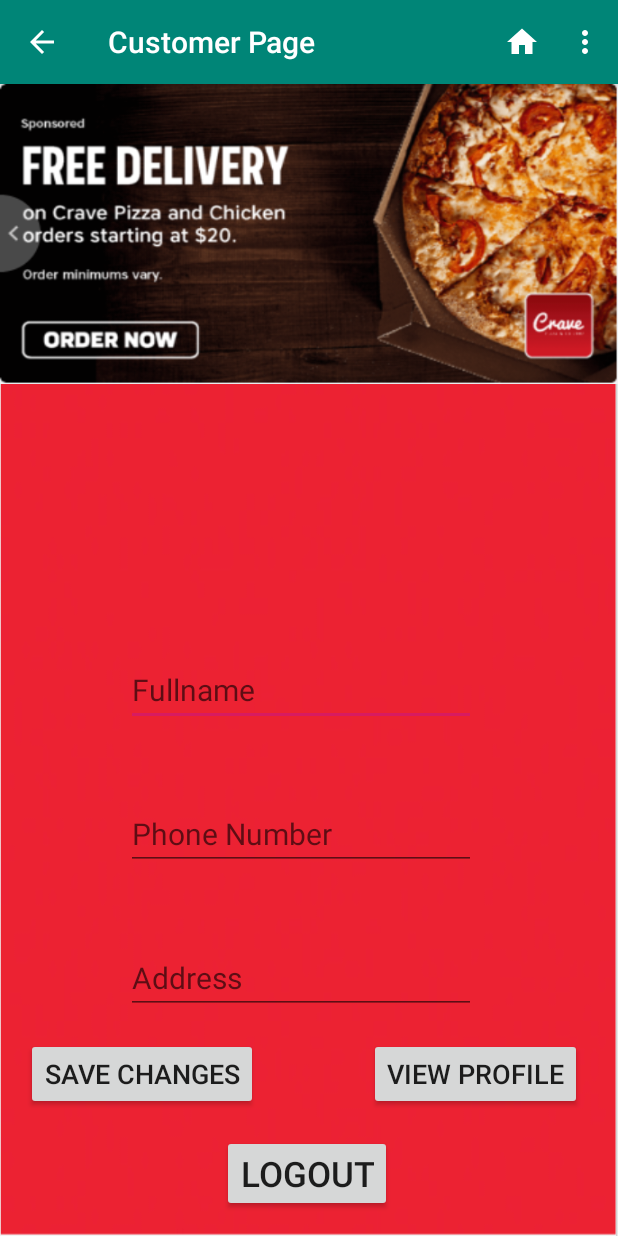
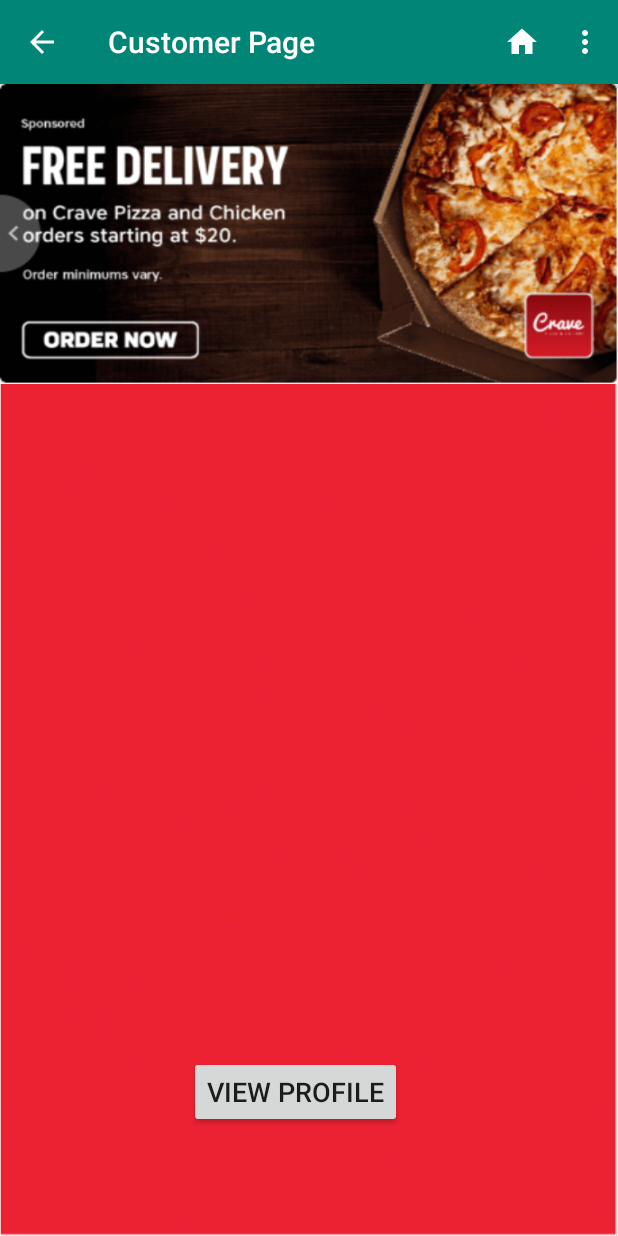
Before and after one commit to benjaminle9x/Table-Clear, an Android app: the CustomerPage screen opened directly, with no data from a screen before it, on a phone screen of 412 x 824 dp. Run offline under Robolectric (Android 15) with nearby library versions, the phone set to English and light mode, and no system bars; our stand-ins replace Firebase (no records; nobody signed in at launch, a user with empty details on screens opened directly).

Commit message:
Reordering layouts. Logout option is not a Button anymore, its an option in Menu Option.
After registering, instead of going straight to the Customer Page, the app will ask for the customer info first.

```diff
--- a/app/src/main/AndroidManifest.xml
+++ b/app/src/main/AndroidManifest.xml
@@ -11,8 +11,10 @@
         android:roundIcon="@mipmap/ic_launcher_round"
         android:supportsRtl="true"
         android:theme="@style/AppTheme.Launcher">
-        <activity android:name=".checkProfile"
-            android:parentActivityName=".CustomerPage"></activity>
+        <activity android:name=".ModifyProfile"></activity>
+        <activity
+            android:name=".checkProfile"
+            android:parentActivityName=".CustomerPage" />
         <activity android:name=".RegisterPage" />
         <activity android:name=".MainActivity">
             <intent-filter>
--- a/app/src/main/java/com/n01216688/testing/CustomerPage.java
+++ b/app/src/main/java/com/n01216688/testing/CustomerPage.java
@@ -29,11 +29,7 @@ import com.google.firebase.database.FirebaseDatabase;
 public class CustomerPage extends AppCompatActivity {
 
     ViewFlipper v_flipper;
-    Button logout, save, viewProf;
-    FirebaseDatabase database;
-    DatabaseReference myref;
-    DataStructure mData;
-    EditText name, phone, address;
+    Button viewProf;
 
     @Override
     protected void onCreate(Bundle savedInstanceState) {
@@ -45,33 +41,12 @@ public class CustomerPage extends AppCompatActivity {
         int images[] = {R.drawable.pizza,R.drawable.delivery,R.drawable.walking};
 
         v_flipper = findViewById(R.id.v_flipper);
-        logout = findViewById(R.id.logout);
-        save = findViewById(R.id.save);
-        name = findViewById(R.id.inName);
-        phone = findViewById(R.id.inPhone);
-        address = findViewById(R.id.inAdd);
         viewProf = findViewById(R.id.viewProf);
-
-        getDatabase();
 
         //For loop
         for(int i = 0; i < images.length; i++){
             flipperImages(images[i]);
         }
-
-        logout.setOnClickListener(new View.OnClickListener() {
-            @Override
-            public void onClick(View v) {
-                onBackPressed();
-            }
-        });
-
-        save.setOnClickListener(new View.OnClickListener() {
-            @Override
-            public void onClick(View v) {
-                writeData(name.getText(), phone.getText(), address.getText());
-            }
-        });
 
         viewProf.setOnClickListener(new View.OnClickListener() {
             @Override
@@ -109,6 +84,9 @@ public class CustomerPage extends AppCompatActivity {
                 return true;
             case R.id.setting:
                 openSettingScreen();
+                return true;
+            case R.id.lout:
+                onBackPressed();
                 return true;
             default:
                 return super.onOptionsItemSelected(item);
@@ -156,44 +134,6 @@ public class CustomerPage extends AppCompatActivity {
         alertDialog.show();
     }
 
-    private void getDatabase() {
-        database = FirebaseDatabase.getInstance();
-        FirebaseAuth mAuth = FirebaseAuth.getInstance();
-
-        String path = "userdata/" + mAuth.getUid();
-        myref = database.getReference(path);
-    }
-
-    private DataStructure createData(Editable name, Editable phone, Editable address){
-        Long time = System.currentTimeMillis()/1000;
-        String timestamp = time.toString();
-        return new DataStructure(String.valueOf(name),
-                        String.valueOf(phone),
-                        String.valueOf(address),
-                        timestamp);
-    }
-
-    private void writeData(Editable name, Editable phone, Editable address) {
-        DataStructure mData = createData(name,phone,address);
-        myref.push().setValue(mData).addOnSuccessListener(new OnSuccessListener<Void>() {
-            @Override
-            public void onSuccess(Void aVoid) {
-                Toast.makeText(getApplicationContext(), "Changes saved", Toast.LENGTH_LONG).show();
-                openRetrievingPage();
-            }
-        }).addOnFailureListener(new OnFailureListener() {
-            @Override
-            public void onFailure(@NonNull Exception e) {
-                Toast.makeText(getApplicationContext(), "Saving failed", Toast.LENGTH_LONG).show();
-            }
-        });
-    }
-
-    public void openRetrievingPage() {
-        Intent i3 = new Intent(CustomerPage.this,checkProfile.class);
-        startActivity(i3);
-    }
-
     public void openCheckProfile() {
         Intent i4 = new Intent(this, checkProfile.class);
         startActivity(i4);
--- a/app/src/main/res/layout/activity_customer_page.xml
+++ b/app/src/main/res/layout/activity_customer_page.xml
@@ -16,75 +16,11 @@
         app:layout_constraintTop_toTopOf="parent" />
 
     <Button
-        android:id="@+id/logout"
-        android:layout_width="wrap_content"
-        android:layout_height="wrap_content"
-        android:layout_marginStart="148dp"
-        android:layout_marginBottom="16dp"
-        android:text="Logout"
-        android:textSize="23dp"
-        app:layout_constraintBottom_toBottomOf="parent"
-        app:layout_constraintStart_toStartOf="parent" />
-
-    <EditText
-        android:id="@+id/inName"
-        android:layout_width="wrap_content"
-        android:layout_height="wrap_content"
-        android:layout_marginStart="84dp"
-        android:layout_marginBottom="340dp"
-        android:ems="10"
-        android:hint="Fullname"
-        android:inputType="textPersonName"
-        android:textColor="#F1F1F1"
-        android:textSize="20dp"
-        app:layout_constraintBottom_toBottomOf="parent"
-        app:layout_constraintStart_toStartOf="parent" />
-
-    <EditText
-        android:id="@+id/inPhone"
-        android:layout_width="wrap_content"
-        android:layout_height="wrap_content"
-        android:layout_marginStart="84dp"
-        android:layout_marginBottom="244dp"
-        android:ems="10"
-        android:hint="Phone Number"
-        android:inputType="textPersonName"
-        android:textColor="#F1F1F1"
-        android:textSize="20dp"
-        app:layout_constraintBottom_toBottomOf="parent"
-        app:layout_constraintStart_toStartOf="parent" />
-
-    <EditText
-        android:id="@+id/inAdd"
-        android:layout_width="wrap_content"
-        android:layout_height="wrap_content"
-        android:layout_marginStart="84dp"
-        android:layout_marginBottom="148dp"
-        android:ems="10"
-        android:hint="Address"
-        android:inputType="textPersonName"
-        android:textColor="#F1F1F1"
-        android:textSize="20dp"
-        app:layout_constraintBottom_toBottomOf="parent"
-        app:layout_constraintStart_toStartOf="parent" />
-
-    <Button
-        android:id="@+id/save"
-        android:layout_width="wrap_content"
-        android:layout_height="wrap_content"
-        android:layout_marginEnd="240dp"
-        android:layout_marginBottom="84dp"
-        android:text="Save Changes"
-        android:textSize="18dp"
-        app:layout_constraintBottom_toBottomOf="parent"
-        app:layout_constraintEnd_toEndOf="parent" />
-
-    <Button
         android:id="@+id/viewProf"
         android:layout_width="wrap_content"
         android:layout_height="wrap_content"
-        android:layout_marginEnd="24dp"
-        android:layout_marginBottom="84dp"
+        android:layout_marginEnd="144dp"
+        android:layout_marginBottom="72dp"
         android:text="View Profile"
         android:textSize="18dp"
         app:layout_constraintBottom_toBottomOf="parent"
--- a/app/src/main/res/menu/menu.xml
+++ b/app/src/main/res/menu/menu.xml
@@ -11,4 +11,8 @@
         android:title="Setting"
         app:showAsAction="never" />
 
+    <item android:id="@+id/lout"
+        android:title="Logout"
+        app:showAsAction="never" />
+
 </menu>
```
Also changed, not shown: app/src/main/java/com/n01216688/testing/HomePage.java (+34 -0 lines), app/src/main/java/com/n01216688/testing/ModifyProfile.java (added, +84 -0 lines), app/src/main/java/com/n01216688/testing/RegisterPage.java (+4 -4 lines), app/src/main/java/com/n01216688/testing/checkProfile.java (+33 -0 lines), app/src/main/res/layout/activity_modify_profile.xml (added, +71 -0 lines), 1 other file.
